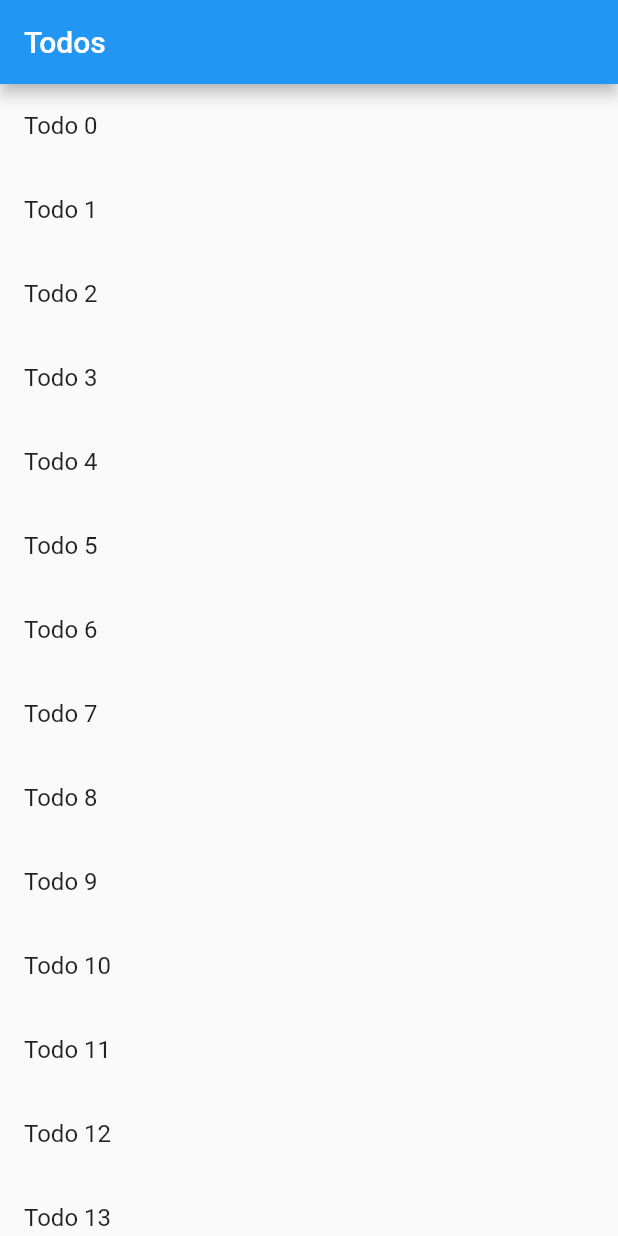
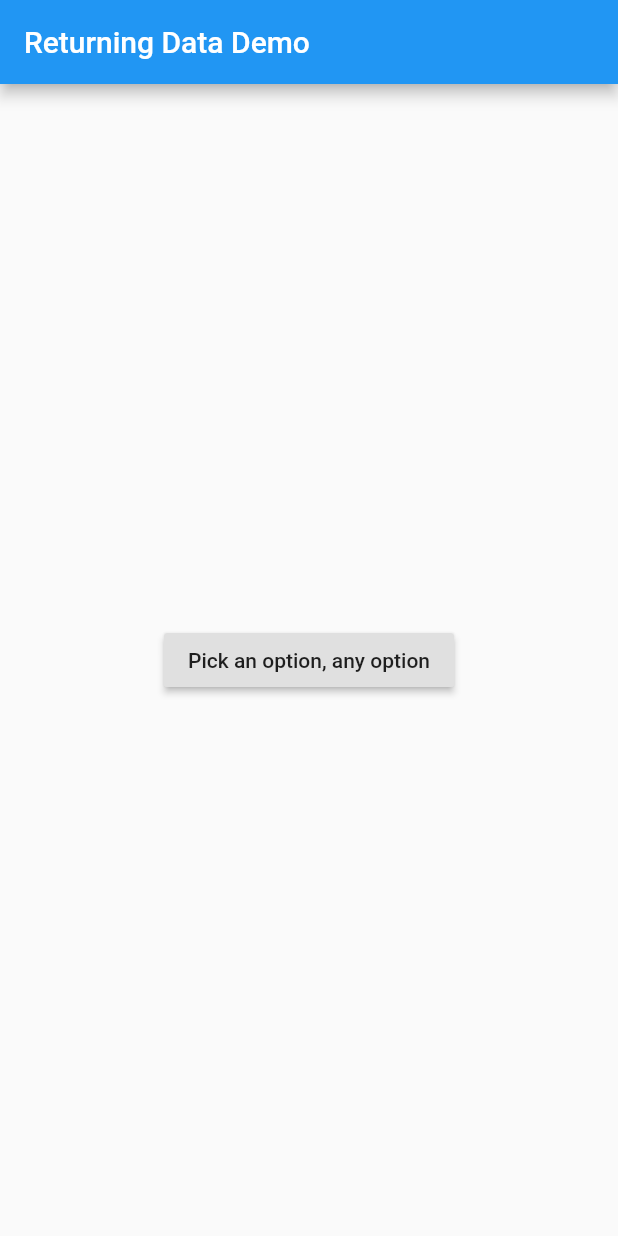
Before and after one commit to ggggxiaolong/flutter_app, a Flutter app: the screen it shows after launch, on a phone screen of 412 x 824 dp. Run offline on Flutter 3.47's test engine with Material 2 defaults, Android fonts, the phone set to English and light mode, and no system bars.

Commit message:
Return data from a screen

```diff
--- a/lib/main.dart
+++ b/lib/main.dart
@@ -1,62 +1,76 @@
 import 'package:flutter/material.dart';
-import 'package:flutter/foundation.dart';
 
 void main() => runApp(new MaterialApp(
-    title: "Dismiss Items",
-    home: new TodoScreen(
-      todos: new List.generate(
-          20,
-          (i) => new Todo(
-              'Todo $i', 'A description of what needs to be done for Todo $i')),
-    )));
+      title: "Return date",
+      home: new HomeScreen(),
+    ));
 
-class Todo {
-  final String title;
-  final String description;
-  Todo(this.title, this.description);
-}
-
-class TodoScreen extends StatelessWidget {
-  final List<Todo> todos;
-  TodoScreen({Key key, this.todos}) : super(key: key);
+class HomeScreen extends StatelessWidget {
   @override
   Widget build(BuildContext context) {
     return new Scaffold(
       appBar: new AppBar(
-        title: new Text("Todos"),
+        title: new Text("Returning Data Demo"),
       ),
-      body: new ListView.builder(
-        itemCount: todos.length,
-        itemBuilder: (context, index) {
-          return new ListTile(
-            title: new Text(todos[index].title),
-            onTap: () {
-              Navigator.push(
-                  context,
-                  new MaterialPageRoute(
-                    builder: (context) => new DetailScreen(todo: todos[index]),
-                  ));
-            },
-          );
-        },
+      body: new SelectionButton(),
+    );
+  }
+}
+
+class SelectionButton extends StatelessWidget {
+  @override
+  Widget build(BuildContext context) {
+    return new Center(
+        child: new RaisedButton(
+      onPressed: () {
+        _navigateAndDisplaySelection(context);
+      },
+      child: new Text("Pick an option, any option"),
+    ));
+  }
+
+  _navigateAndDisplaySelection(BuildContext context) async {
+    final result = await Navigator.push(context,
+        new MaterialPageRoute(builder: (context) => new SelectionScreen()));
+
+    Scaffold.of(context).showSnackBar(new SnackBar(
+          content: new Text("$result"),
+        ));
+  }
+}
+
+class SelectionScreen extends StatelessWidget {
+  @override
+  Widget build(BuildContext context) {
+    return new Scaffold(
+      appBar: new AppBar(
+        title: new Text("Pick an option"),
+      ),
+      body: new Center(
+        child: new Column(
+          mainAxisAlignment: MainAxisAlignment.center,
+          children: <Widget>[
+            new Padding(
+              padding: const EdgeInsets.all(8.0),
+              child: new RaisedButton(
+                onPressed: () {
+                  Navigator.pop(context, 'Yep!');
+                },
+                child: new Text("Yep!"),
+              ),
+            ),
+            new Padding(
+              padding: const EdgeInsets.all(8.0),
+              child: new RaisedButton(
+                onPressed: () {
+                  Navigator.pop(context, "Nope!");
+                },
+                child: new Text('Nope!'),
+              ),
+            )
+          ],
+        ),
       ),
     );
   }
 }
-
-class DetailScreen extends StatelessWidget {
-  final Todo todo;
-  DetailScreen({Key key, this.todo}) : super(key: key);
-  @override
-  Widget build(BuildContext context) {
-    return new Scaffold(
-      appBar: new AppBar(
-        title: new Text("${todo.title}"),
-      ),
-      body: new Padding(
-        padding: new EdgeInsets.all(16.0),
-        child: new Text("${todo.description}"),
-      ),
-    );
-  }
-}
```
